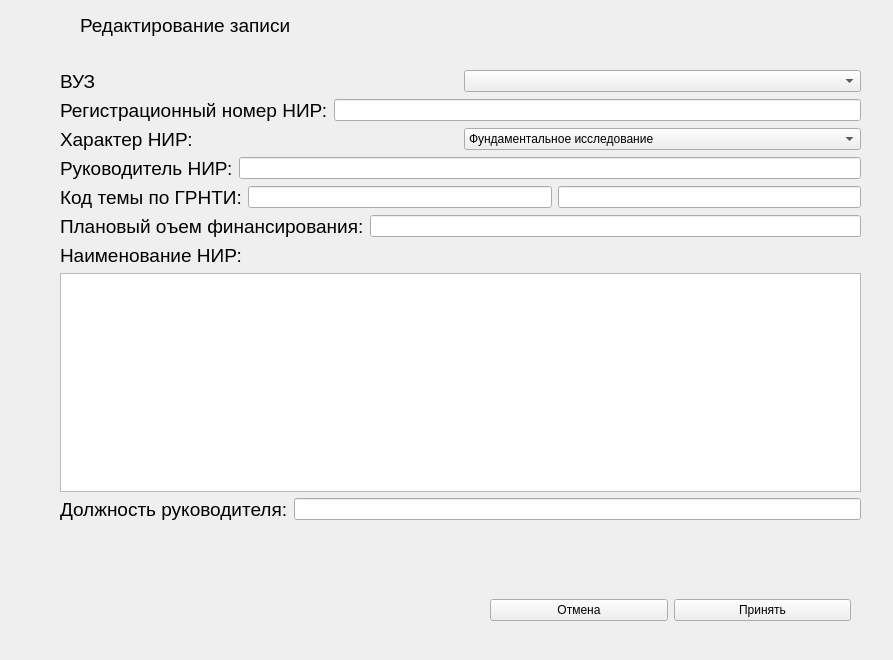
First picture: the form in UI/uis/change_record_nir.ui, repository yurchest/SUBD, before the edit.
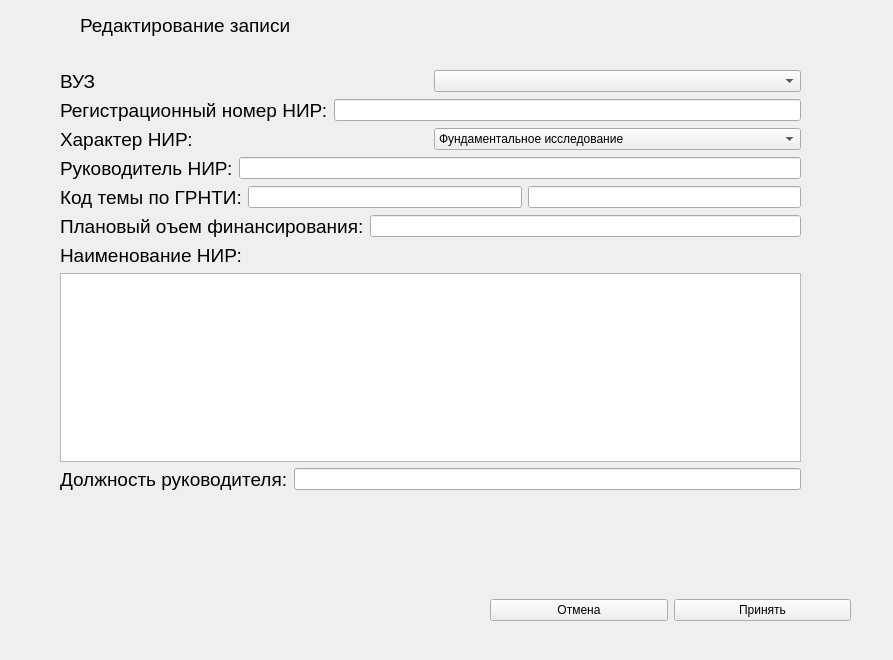
Second picture: the form after the edit.

```diff
--- a/UI/uis/change_record_nir.ui
+++ b/UI/uis/change_record_nir.ui
@@ -36,8 +36,8 @@
     <rect>
      <x>60</x>
      <y>70</y>
-     <width>801</width>
-     <height>451</height>
+     <width>741</width>
+     <height>421</height>
     </rect>
    </property>
    <layout class="QVBoxLayout" name="verticalLayout">
```
